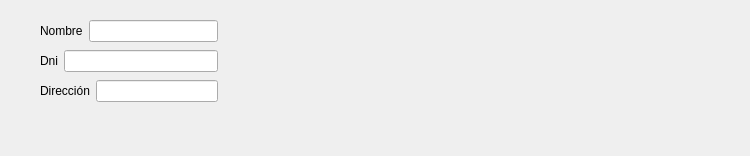
Qt form ManagerM/ui_new_venta_boleta.ui (janfranco27/TheProyect) before a commit.
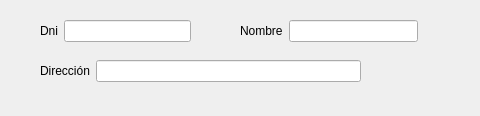
The same form after that commit.

```diff
--- a/ManagerM/ui_new_venta_boleta.ui
+++ b/ManagerM/ui_new_venta_boleta.ui
@@ -6,41 +6,19 @@
    <rect>
     <x>0</x>
     <y>0</y>
-    <width>750</width>
-    <height>156</height>
+    <width>480</width>
+    <height>116</height>
    </rect>
   </property>
   <property name="windowTitle">
    <string>Form</string>
   </property>
-  <widget class="QWidget" name="layoutWidget">
-   <property name="geometry">
-    <rect>
-     <x>40</x>
-     <y>80</y>
-     <width>178</width>
-     <height>22</height>
-    </rect>
-   </property>
-   <layout class="QHBoxLayout" name="horizontalLayout_2">
-    <item>
-     <widget class="QLabel" name="label_2">
-      <property name="text">
-       <string>Dirección</string>
-      </property>
-     </widget>
-    </item>
-    <item>
-     <widget class="QLineEdit" name="lineEdit_2"/>
-    </item>
-   </layout>
-  </widget>
   <widget class="QWidget" name="layoutWidget_2">
    <property name="geometry">
     <rect>
      <x>40</x>
-     <y>50</y>
-     <width>178</width>
+     <y>20</y>
+     <width>151</width>
      <height>22</height>
     </rect>
    </property>
@@ -60,7 +38,7 @@
   <widget class="QWidget" name="">
    <property name="geometry">
     <rect>
-     <x>40</x>
+     <x>240</x>
      <y>20</y>
      <width>178</width>
      <height>22</height>
@@ -79,6 +57,28 @@
     </item>
    </layout>
   </widget>
+  <widget class="QWidget" name="">
+   <property name="geometry">
+    <rect>
+     <x>40</x>
+     <y>60</y>
+     <width>321</width>
+     <height>22</height>
+    </rect>
+   </property>
+   <layout class="QHBoxLayout" name="horizontalLayout_2">
+    <item>
+     <widget class="QLabel" name="label_2">
+      <property name="text">
+       <string>Dirección</string>
+      </property>
+     </widget>
+    </item>
+    <item>
+     <widget class="QLineEdit" name="lineEdit_2"/>
+    </item>
+   </layout>
+  </widget>
  </widget>
  <resources/>
  <connections/>
```
Left out of the diff: 2 changed lines with no effect on the pictures.
